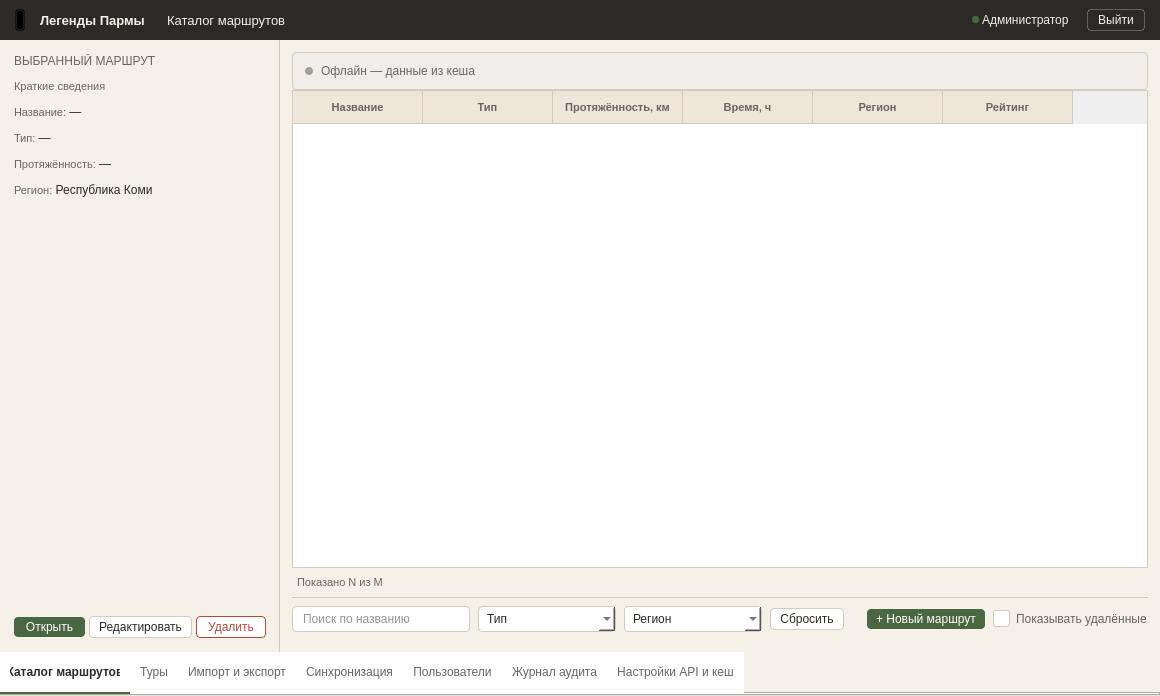
Qt form ui/windows/route_directory_window.ui (nikolas-po/legends_parma) before a commit.
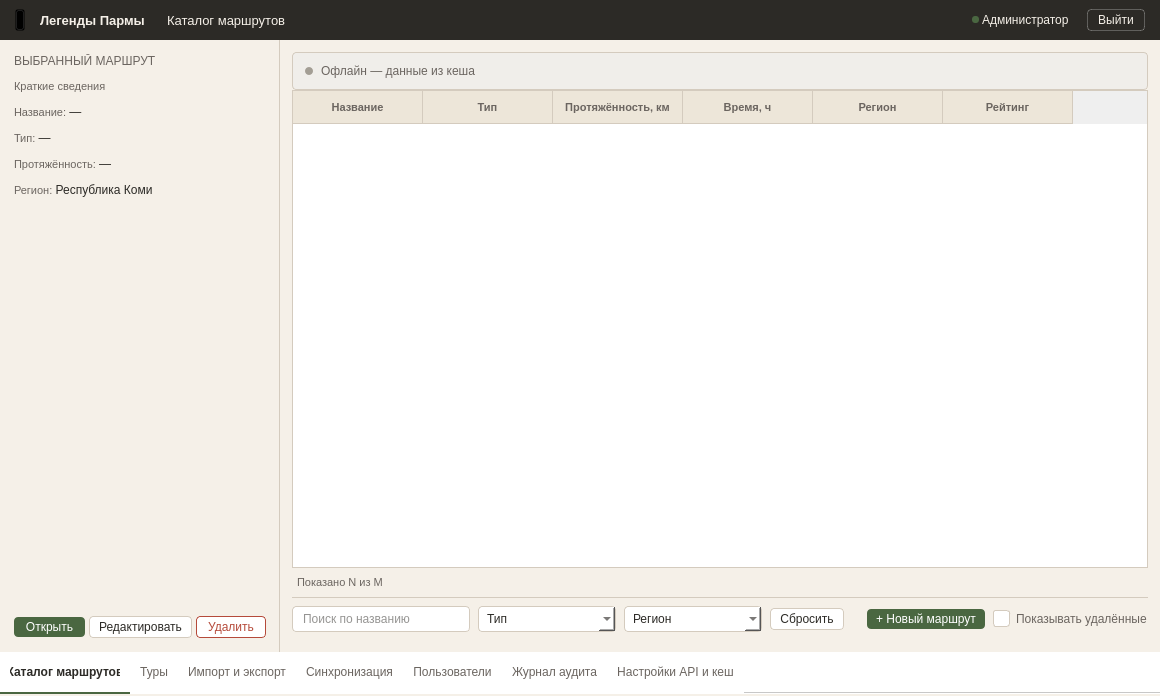
The same form after that commit. Icons and pictures are not drawn.

What changed in the file:
```diff
--- a/ui/windows/route_directory_window.ui
+++ b/ui/windows/route_directory_window.ui
@@ -1144,9 +1144,7 @@
       <property name="tabsClosable">
        <bool>false</bool>
       </property>
-      <property name="drawBase" stdset="0">
-       <bool>false</bool>
-      </property>
+      <property name="documentMode"><bool>true</bool></property>
       <widget class="QWidget" name="tab_1">
        <attribute name="title">
         <string>Каталог маршрутов</string>
```
Left out of the diff: 5 changed lines with no effect on the pictures.
